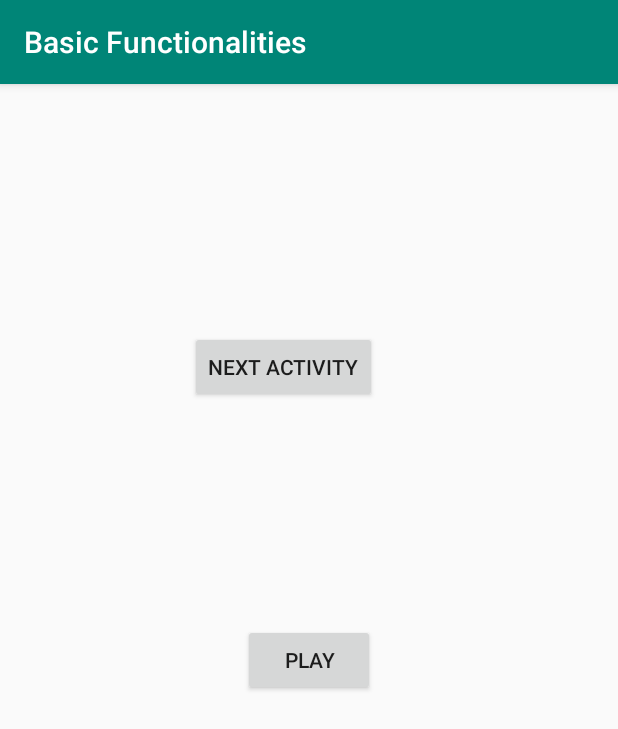
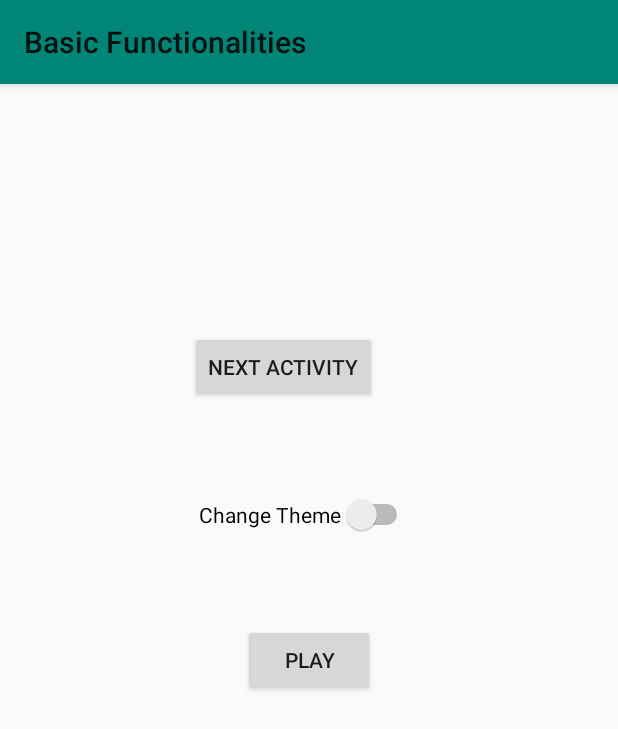
Before and after one commit to coderboi88/Basic-Functionalities, an Android app: the screen it shows after launch (MainActivity), on a phone screen of 412 x 824 dp. Shown: the top 729 px of the screen. Run offline under Robolectric (Android 15) with nearby library versions, the phone set to English and light mode, and no system bars.

Commit message:
Second Commit having dark theme function

```diff
--- a/app/src/main/java/com/aditya/basicfunctionalities/MainActivity.java
+++ b/app/src/main/java/com/aditya/basicfunctionalities/MainActivity.java
@@ -1,6 +1,7 @@
 package com.aditya.basicfunctionalities;
 
 import androidx.appcompat.app.AppCompatActivity;
+import androidx.appcompat.app.AppCompatDelegate;
 
 import android.content.BroadcastReceiver;
 import android.content.Context;
@@ -9,16 +10,48 @@ import android.content.IntentFilter;
 import android.media.MediaPlayer;
 import android.os.Bundle;
 import android.view.View;
+import android.widget.CompoundButton;
+import android.widget.Switch;
 import android.widget.Toast;
 
 public class MainActivity extends AppCompatActivity {
 
     MediaPlayer mediaPlayer;
+    private Switch aSwitch;
+    private saveState saveState;
 
     @Override
     protected void onCreate(Bundle savedInstanceState) {
         super.onCreate(savedInstanceState);
+
+        /*saveState = new saveState(this);
+        if(saveState.getState()==true){
+            getDelegate().setLocalNightMode(AppCompatDelegate.MODE_NIGHT_NO);
+        }
+        else{
+            getDelegate().setLocalNightMode(AppCompatDelegate.MODE_NIGHT_YES);
+        }*/
+
         setContentView(R.layout.activity_main);
+
+        aSwitch = (Switch) findViewById(R.id.switch1);
+        /*if(saveState.getState()==true){
+            aSwitch.setChecked(true);
+        }*/
+        aSwitch.setOnCheckedChangeListener(new CompoundButton.OnCheckedChangeListener() {
+            @Override
+            public void onCheckedChanged(CompoundButton buttonView, boolean isChecked) {
+                if(isChecked){
+                    saveState.setState(true);
+                    getDelegate().setLocalNightMode(AppCompatDelegate.MODE_NIGHT_NO);
+                }
+                else{
+                    saveState.setState(false);
+                    getDelegate().setLocalNightMode(AppCompatDelegate.MODE_NIGHT_YES);
+                }
+            }
+        });
+
         mediaPlayer = MediaPlayer.create(this,R.raw.audio);
         IntentFilter intentFilter =  new IntentFilter(Intent.ACTION_HEADSET_PLUG);
         BroadcastReceiver audio = new BroadcastReceiver() {
--- a/app/src/main/res/layout/activity_main.xml
+++ b/app/src/main/res/layout/activity_main.xml
@@ -31,5 +31,17 @@
        app:layout_constraintTop_toTopOf="parent"
        app:layout_constraintVertical_bias="0.225" />
 
+   <Switch
+       android:id="@+id/switch1"
+       android:layout_width="wrap_content"
+       android:layout_height="wrap_content"
+       android:text="Change Theme"
+       app:layout_constraintBottom_toBottomOf="parent"
+       app:layout_constraintEnd_toEndOf="parent"
+       app:layout_constraintHorizontal_bias="0.492"
+       app:layout_constraintStart_toStartOf="parent"
+       app:layout_constraintTop_toTopOf="parent"
+       app:layout_constraintVertical_bias="0.367" />
+
 
 </androidx.constraintlayout.widget.ConstraintLayout>
--- a/app/src/main/res/values/styles.xml
+++ b/app/src/main/res/values/styles.xml
@@ -1,7 +1,7 @@
 <resources>
 
     <!-- Base application theme. -->
-    <style name="AppTheme" parent="Theme.AppCompat.Light.DarkActionBar">
+    <style name="AppTheme" parent="Theme.AppCompat.DayNight">
         <!-- Customize your theme here. -->
         <item name="colorPrimary">@color/colorPrimary</item>
         <item name="colorPrimaryDark">@color/colorPrimaryDark</item>
```
Also changed, not shown: app/src/main/java/com/aditya/basicfunctionalities/saveState.java (added, +25 -0 lines).
